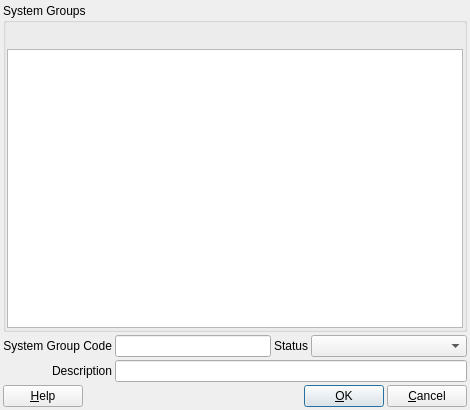
First picture: the form in db/src/gui/db_systemgroupdialog.ui, repository hermixy/biluna, before the edit.
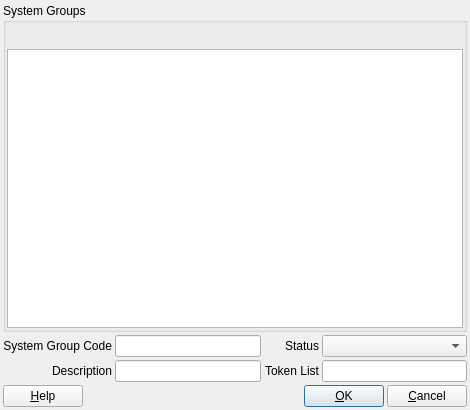
Second picture: the form after the edit. Custom widgets are drawn as their Qt base class.

```diff
--- a/db/src/gui/db_systemgroupdialog.ui
+++ b/db/src/gui/db_systemgroupdialog.ui
@@ -121,9 +121,6 @@
      </property>
     </widget>
    </item>
-   <item row="2" column="1" colspan="3">
-    <widget class="QLineEdit" name="leDescription"/>
-   </item>
    <item row="3" column="0" colspan="4">
     <layout class="QHBoxLayout" name="horizontalLayout">
      <property name="spacing">
@@ -174,6 +171,25 @@
      </item>
     </layout>
    </item>
+   <item row="2" column="1">
+    <widget class="QLineEdit" name="leDescription"/>
+   </item>
+   <item row="2" column="3">
+    <widget class="QLineEdit" name="leTokenList"/>
+   </item>
+   <item row="2" column="2">
+    <widget class="QLabel" name="lblTokenList">
+     <property name="toolTip">
+      <string>List of tokens separate by semicolon</string>
+     </property>
+     <property name="text">
+      <string>Token List</string>
+     </property>
+     <property name="alignment">
+      <set>Qt::AlignRight|Qt::AlignTrailing|Qt::AlignVCenter</set>
+     </property>
+    </widget>
+   </item>
   </layout>
  </widget>
  <customwidgets>
```
Left out of the diff: 1 changed line with no effect on the pictures.
